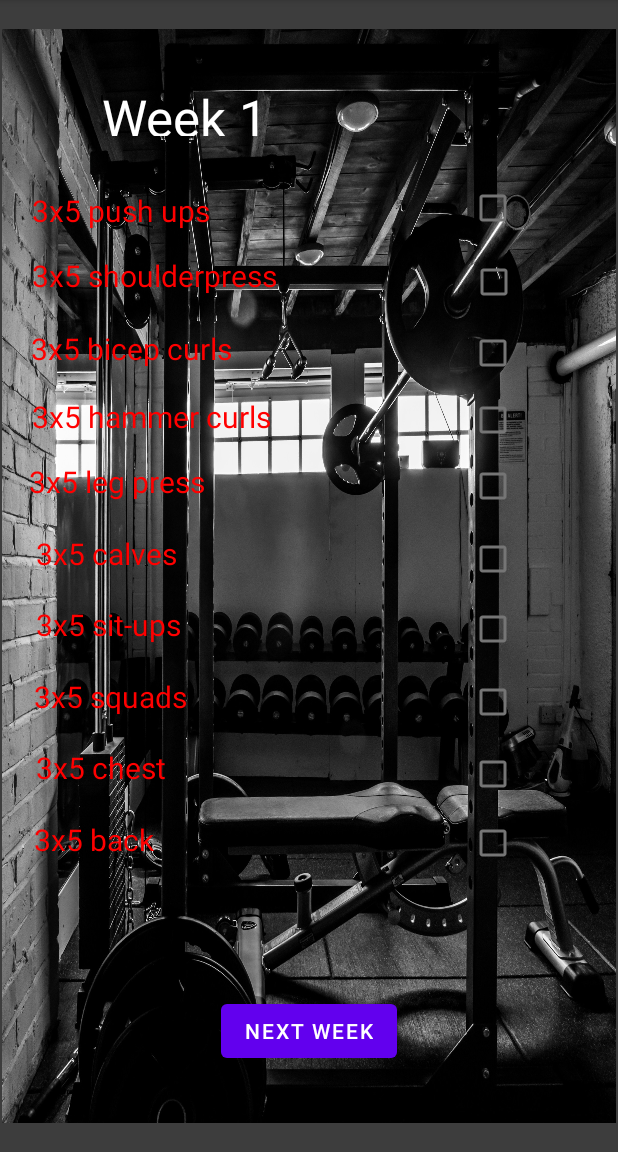
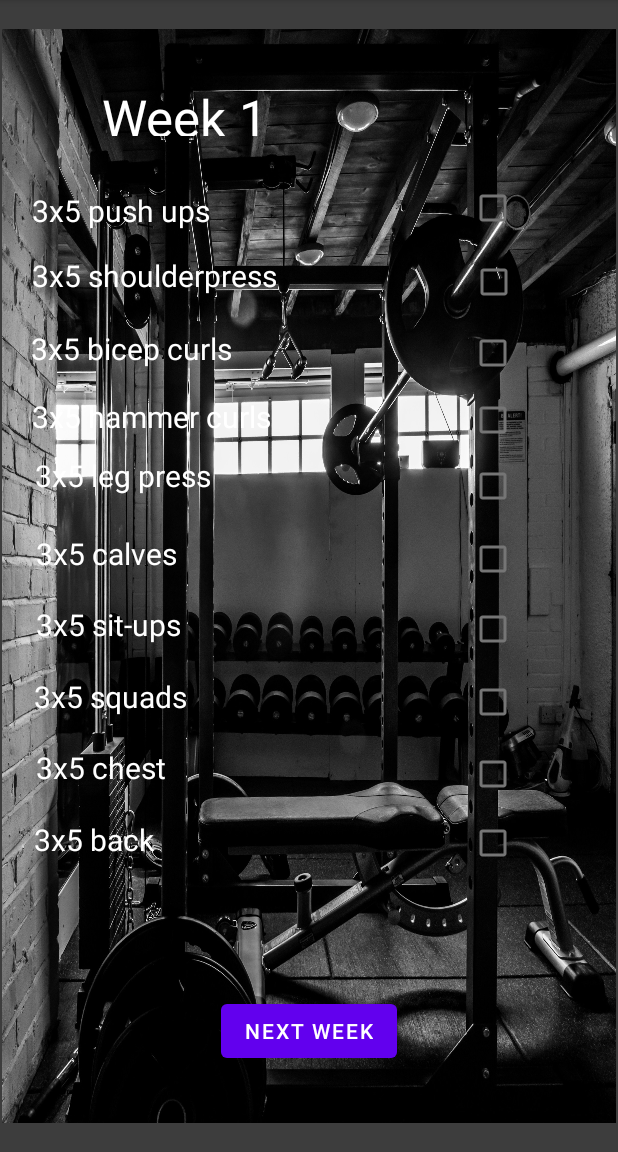
Before and after one commit to 2leaped/PowerPumpapp, an Android app: the gymweek1 screen opened through its navigation route, on a phone screen of 412 x 824 dp, the part 84-1236 px from its top. Run offline under Robolectric (Android 15) with nearby library versions, the phone set to English and light mode, and no system bars.

Commit message:
text kleur

```diff
--- a/app/src/main/res/layout/fragment_gymweek1.xml
+++ b/app/src/main/res/layout/fragment_gymweek1.xml
@@ -13,7 +13,7 @@
         android:layout_width="247dp"
         android:layout_height="34dp"
         android:text="3x5 back"
-        android:textColor="#FF0000"
+        android:textColor="#FFFFFF"
         android:textSize="20sp"
         app:layout_constraintBottom_toBottomOf="parent"
         app:layout_constraintEnd_toEndOf="parent"
@@ -27,7 +27,7 @@
         android:layout_width="247dp"
         android:layout_height="34dp"
         android:text="3x5 chest"
-        android:textColor="#FF0000"
+        android:textColor="#FFFFFF"
         android:textSize="20sp"
         app:layout_constraintBottom_toBottomOf="parent"
         app:layout_constraintEnd_toEndOf="parent"
@@ -41,7 +41,7 @@
         android:layout_width="122dp"
         android:layout_height="34dp"
         android:text="3x5 push ups"
-        android:textColor="#FF0000"
+        android:textColor="#FFFFFF"
         android:textSize="20sp"
         app:layout_constraintBottom_toBottomOf="parent"
         app:layout_constraintEnd_toEndOf="parent"
@@ -55,7 +55,7 @@
         android:layout_width="190dp"
         android:layout_height="36dp"
         android:text="3x5 shoulderpress"
-        android:textColor="#FF0000"
+        android:textColor="#FFFFFF"
         android:textSize="20sp"
         app:layout_constraintBottom_toBottomOf="parent"
         app:layout_constraintEnd_toEndOf="parent"
@@ -69,7 +69,7 @@
         android:layout_width="247dp"
         android:layout_height="34dp"
         android:text="3x5 calves"
-        android:textColor="#FF0000"
+        android:textColor="#FFFFFF"
         android:textSize="20sp"
         app:layout_constraintBottom_toBottomOf="parent"
         app:layout_constraintEnd_toEndOf="parent"
@@ -83,7 +83,7 @@
         android:layout_width="247dp"
         android:layout_height="34dp"
         android:text="3x5 sit-ups"
-        android:textColor="#FF0000"
+        android:textColor="#FFFFFF"
         android:textSize="20sp"
         app:layout_constraintBottom_toBottomOf="parent"
         app:layout_constraintEnd_toEndOf="parent"
@@ -97,7 +97,7 @@
         android:layout_width="247dp"
         android:layout_height="34dp"
         android:text="3x5 squads"
-        android:textColor="#FF0000"
+        android:textColor="#FFFFFF"
         android:textSize="20sp"
         app:layout_constraintBottom_toBottomOf="parent"
         app:layout_constraintEnd_toEndOf="parent"
@@ -111,21 +111,21 @@
         android:layout_width="122dp"
         android:layout_height="34dp"
         android:text="3x5 leg press"
-        android:textColor="#FF0000"
+        android:textColor="#FFFFFF"
         android:textSize="20sp"
         app:layout_constraintBottom_toBottomOf="parent"
         app:layout_constraintEnd_toEndOf="parent"
-        app:layout_constraintHorizontal_bias="0.063"
+        app:layout_constraintHorizontal_bias="0.076"
         app:layout_constraintStart_toStartOf="parent"
         app:layout_constraintTop_toTopOf="parent"
-        app:layout_constraintVertical_bias="0.414" />
+        app:layout_constraintVertical_bias="0.408" />
 
     <TextView
         android:id="@+id/textView14"
         android:layout_width="202dp"
         android:layout_height="32dp"
         android:text="3x5 bicep curls"
-        android:textColor="#FF0000"
+        android:textColor="#FFFFFF"
         android:textSize="20sp"
         app:layout_constraintBottom_toBottomOf="parent"
         app:layout_constraintEnd_toEndOf="parent"
@@ -139,7 +139,7 @@
         android:layout_width="182dp"
         android:layout_height="30dp"
         android:text="3x5 hammer curls"
-        android:textColor="#FF0000"
+        android:textColor="#FFFFFF"
         android:textSize="20sp"
         app:layout_constraintBottom_toBottomOf="parent"
         app:layout_constraintEnd_toEndOf="parent"
```
